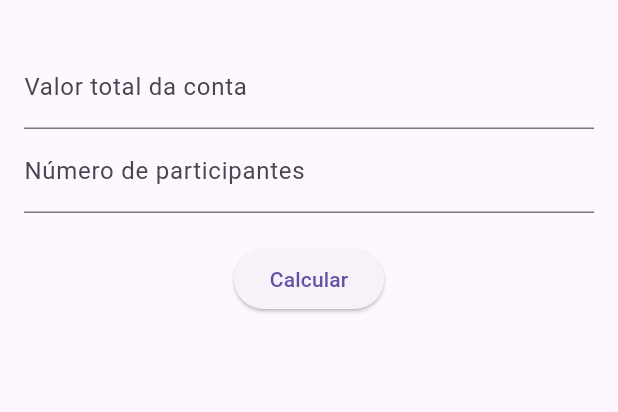
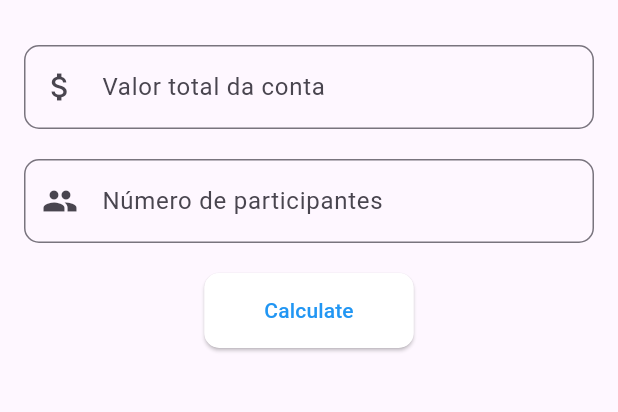
Before and after one commit to UildsonSantos/bill_spliter, a Flutter app: the screen it shows after launch, on a phone screen of 412 x 824 dp, the part 63-475 px from its top. Run offline on Flutter 3.47's test engine with Material 3 defaults, Android fonts, the phone set to English and light mode, and no system bars.

Commit message:
enhancement: Improve UI with better input styling,  button design, and result visualization

```diff
--- a/lib/main.dart
+++ b/lib/main.dart
@@ -82,7 +82,13 @@ class BillSplitterScreenState extends State<BillSplitterScreen> {
               TextFormField(
                 controller: _totalAmountController,
                 keyboardType: TextInputType.number,
-                decoration: const InputDecoration(labelText: 'Valor total da conta'),
+                decoration: InputDecoration(
+                  labelText: 'Valor total da conta',
+                  prefixIcon: const Icon(Icons.attach_money),
+                  border: OutlineInputBorder(
+                    borderRadius: BorderRadius.circular(10.0),
+                  ),
+                ),
                 validator: (value) {
                   if (value!.isEmpty) {
                     return 'Por favor, digite o valor total da conta.';
@@ -90,11 +96,17 @@ class BillSplitterScreenState extends State<BillSplitterScreen> {
                   return null;
                 },
               ),
+              const SizedBox(height: 20),
               TextFormField(
                 controller: _numberOfPeopleController,
                 keyboardType: TextInputType.number,
-                decoration:
-                    const InputDecoration(labelText: 'Número de participantes'),
+                decoration: InputDecoration(
+                  labelText: 'Número de participantes',
+                  prefixIcon: const Icon(Icons.people),
+                  border: OutlineInputBorder(
+                    borderRadius: BorderRadius.circular(10.0),
+                  ),
+                ),
                 validator: (value) {
                   if (value!.isEmpty) {
                     return 'Por favor, digite o número de participantes';
@@ -105,7 +117,16 @@ class BillSplitterScreenState extends State<BillSplitterScreen> {
               const SizedBox(height: 20),
               ElevatedButton(
                 onPressed: _calculateSplit,
-                child: const Text('Calcular'),
+                style: ElevatedButton.styleFrom(
+                  foregroundColor: Colors.blue,
+                  backgroundColor: Colors.white,
+                  shape: RoundedRectangleBorder(
+                    borderRadius: BorderRadius.circular(10.0),
+                  ),
+                  padding:
+                      const EdgeInsets.symmetric(horizontal: 40, vertical: 15),
+                ),
+                child: const Text('Calculate'),
               ),
               const SizedBox(height: 20),
               Expanded(
```
